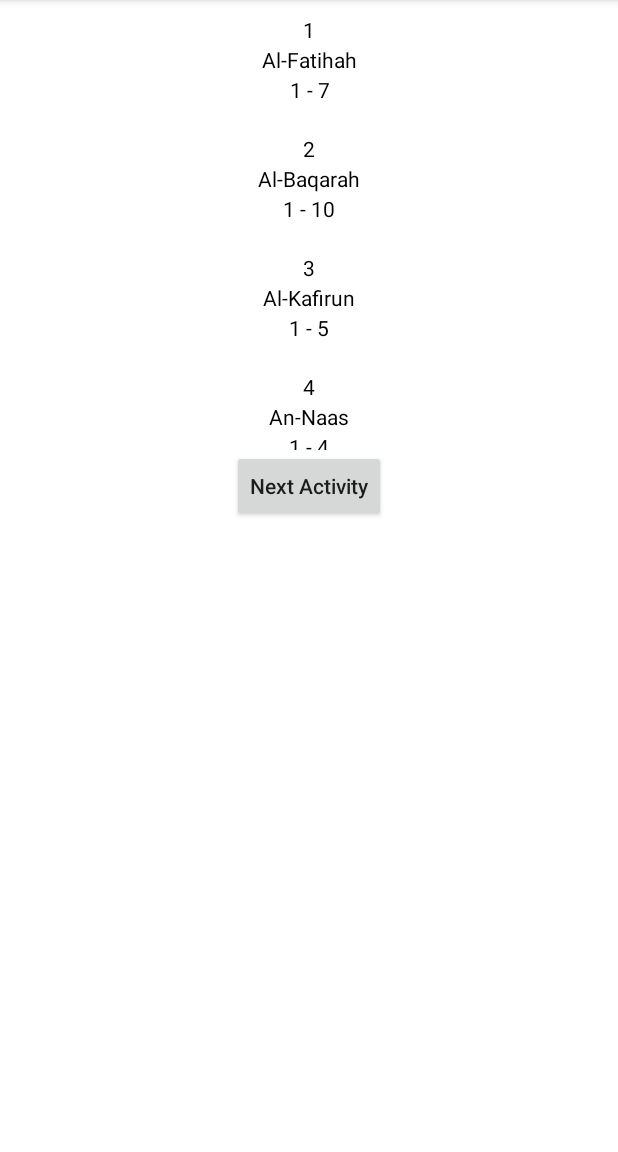
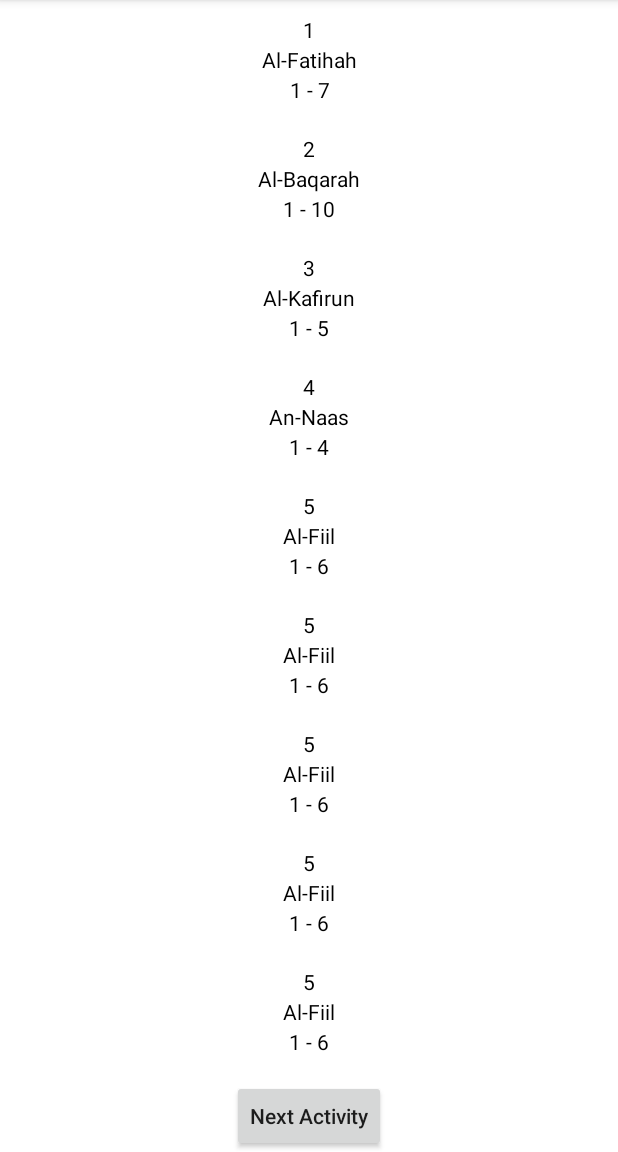
Before and after one commit to indrabsudirman/RecyclerViewAddItemFromOtherActivity, an Android app: the screen it shows after launch (MainActivity), on a phone screen of 412 x 824 dp, the part 84-1236 px from its top. Run offline under Robolectric (Android 15) with nearby library versions, the phone set to English and light mode, and no system bars.

Commit message:
RecyclerView in main activity

```diff
--- a/app/src/main/java/com/example/recyclerviewadditemfromotheractivity/MainActivity.java
+++ b/app/src/main/java/com/example/recyclerviewadditemfromotheractivity/MainActivity.java
@@ -20,6 +20,8 @@ public class MainActivity extends AppCompatActivity {
     private RecyclerView.Adapter adapter;
     private RecyclerView.LayoutManager layoutManager;
 
+    private ArrayList<ModelItemMurojaah> modelItemMurojaahArrayList;
+
     @Override
     protected void onCreate(Bundle savedInstanceState) {
         super.onCreate(savedInstanceState);
@@ -29,30 +31,44 @@ public class MainActivity extends AppCompatActivity {
         View view = activityMainBinding.getRoot();
         setContentView(view);
 
-        ArrayList<ModelItemMurojaah> modelItemMurojaahArrayList = new ArrayList<>();
+        createMurojaahArrayList();
+        buildRecyclerView();
+
+
+
+
+
+        activityMainBinding.buttonNext.setOnClickListener(view1 -> {
+            Intent intent = new Intent(getApplicationContext(), AddRecyclerViewItem.class);
+            startActivity(intent);
+
+        });
+    }
+    public void createMurojaahArrayList() {
+        modelItemMurojaahArrayList = new ArrayList<>();
         modelItemMurojaahArrayList.add(new ModelItemMurojaah("1", "Al-Fatihah", "1 - 7"));
         modelItemMurojaahArrayList.add(new ModelItemMurojaah("2", "Al-Baqarah", "1 - 10"));
         modelItemMurojaahArrayList.add(new ModelItemMurojaah("3", "Al-Kafirun", "1 - 5"));
         modelItemMurojaahArrayList.add(new ModelItemMurojaah("4", "An-Naas", "1 - 4"));
         modelItemMurojaahArrayList.add(new ModelItemMurojaah("5", "Al-Fiil", "1 - 6"));
+        modelItemMurojaahArrayList.add(new ModelItemMurojaah("5", "Al-Fiil", "1 - 6"));
+        modelItemMurojaahArrayList.add(new ModelItemMurojaah("5", "Al-Fiil", "1 - 6"));
+        modelItemMurojaahArrayList.add(new ModelItemMurojaah("5", "Al-Fiil", "1 - 6"));
+        modelItemMurojaahArrayList.add(new ModelItemMurojaah("5", "Al-Fiil", "1 - 6"));
+        modelItemMurojaahArrayList.add(new ModelItemMurojaah("5", "Al-Fiil", "1 - 6"));
+        modelItemMurojaahArrayList.add(new ModelItemMurojaah("5", "Al-Fiil", "1 - 6"));
+        modelItemMurojaahArrayList.add(new ModelItemMurojaah("5", "Al-Fiil", "1 - 6"));
+        modelItemMurojaahArrayList.add(new ModelItemMurojaah("5", "Al-Fiil", "1 - 6"));
+        modelItemMurojaahArrayList.add(new ModelItemMurojaah("5", "Al-Fiil", "1 - 6"));
+    }
 
+    public void buildRecyclerView() {
         recyclerView = activityMainBinding.recyclerViewListMurojaah;
         layoutManager = new LinearLayoutManager(this);
         adapter = new RecyclcerViewAdapter(modelItemMurojaahArrayList);
 
         recyclerView.setLayoutManager(layoutManager);
         recyclerView.setAdapter(adapter);
+    }
 
-        activityMainBinding.buttonNext.setOnClickListener(new View.OnClickListener() {
-            @Override
-            public void onClick(View view) {
-                Intent intent = new Intent(getApplicationContext(), AddRecyclerViewItem.class);
-                startActivity(intent);
-
-            }
-        });
-    }
-//    void indra() {
-//        activityMainBinding
-//    }
 }
--- a/app/src/main/res/layout/activity_main.xml
+++ b/app/src/main/res/layout/activity_main.xml
@@ -8,10 +8,11 @@
 
     <androidx.constraintlayout.widget.ConstraintLayout
         android:layout_width="match_parent"
-        android:layout_height="300dp"
-        app:layout_constraintStart_toStartOf="parent"
+        android:layout_height="match_parent"
         app:layout_constraintTop_toTopOf="parent"
-        android:id="@+id/layoutRecyclerView">
+        app:layout_constraintBottom_toBottomOf="@id/layoutButton"
+        android:id="@+id/layoutRecyclerView"
+        android:layout_marginBottom="50dp">
 
         <androidx.appcompat.widget.AppCompatTextView
             android:id="@+id/textViewRecylerEmpty"
@@ -50,7 +51,7 @@
         android:layout_width="match_parent"
         android:layout_height="wrap_content"
         android:id="@+id/layoutButton"
-        app:layout_constraintTop_toBottomOf="@id/layoutRecyclerView">
+        app:layout_constraintBottom_toBottomOf="parent">
 
         <androidx.appcompat.widget.AppCompatButton
             android:layout_width="wrap_content"
```
